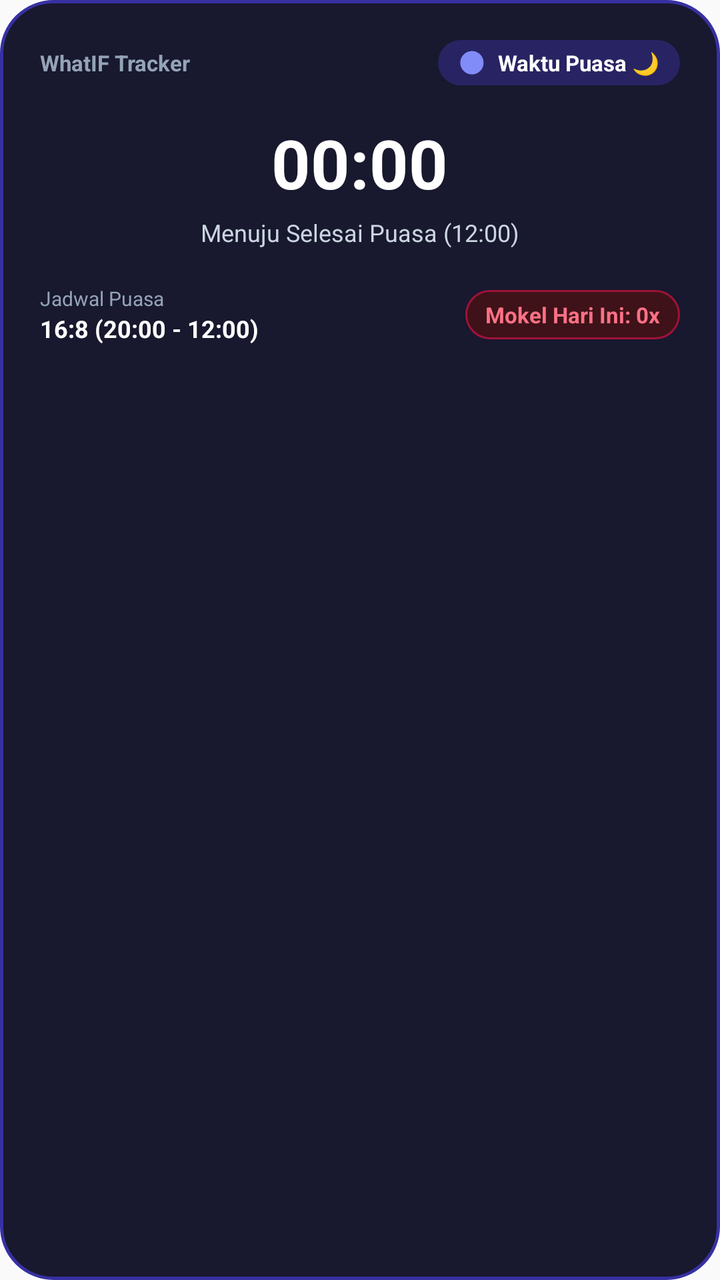
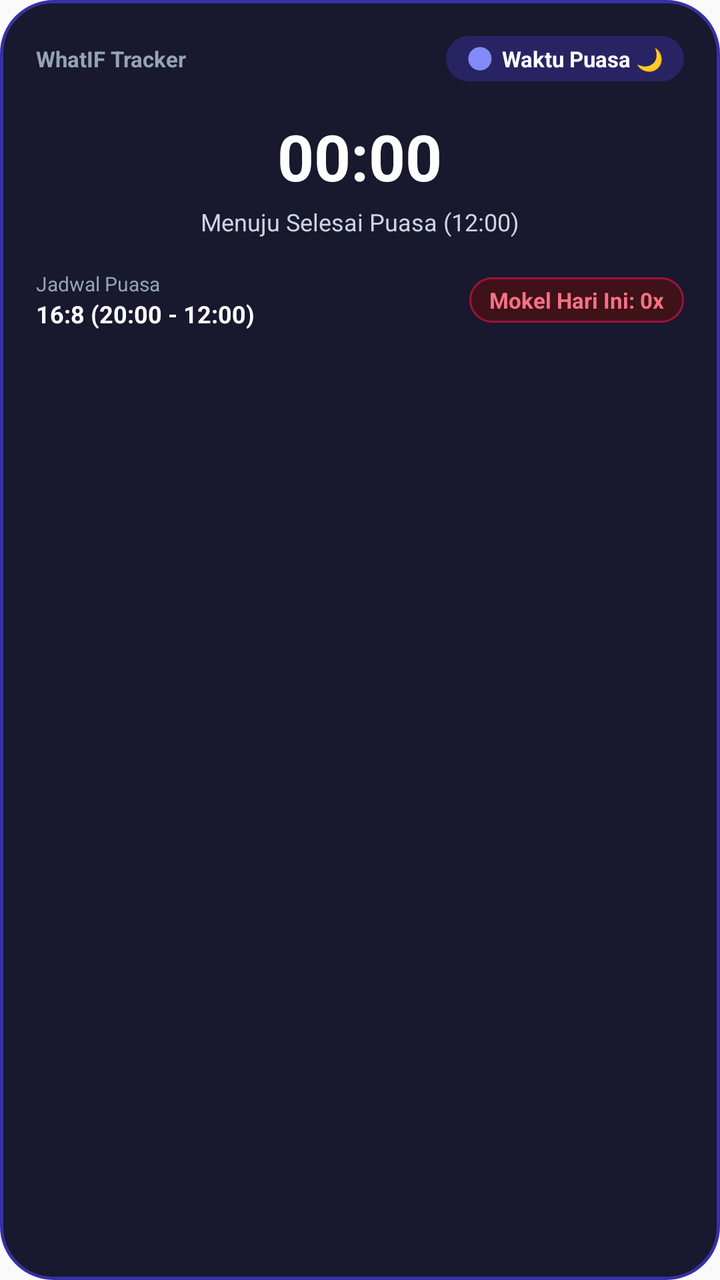

The first picture is an Android layout as it rendered before a commit; the second is the same layout after the commit. The layout source and the unified diff follow.
<!-- AndroidManifest.xml: application theme Theme.WhatIF -->
<!-- res/layout/widget_fasting_3x3.xml -->
<?xml version="1.0" encoding="utf-8"?>
<LinearLayout xmlns:android="http://schemas.android.com/apk/res/android"
    android:id="@+id/widget_root"
    android:layout_width="match_parent"
    android:layout_height="match_parent"
    android:background="@drawable/widget_bg_fasting"
    android:orientation="vertical"
    android:padding="20dp">

    
    <RelativeLayout
        android:layout_width="match_parent"
        android:layout_height="wrap_content">

        <TextView
            android:layout_width="wrap_content"
            android:layout_height="wrap_content"
            android:layout_alignParentStart="true"
            android:layout_centerVertical="true"
            android:text="WhatIF Tracker"
            android:textColor="@color/widget_text_muted"
            android:textSize="11sp"
            android:textStyle="bold" />

        <LinearLayout
            android:id="@+id/widget_chip_container"
            android:layout_width="wrap_content"
            android:layout_height="wrap_content"
            android:layout_alignParentEnd="true"
            android:background="@drawable/widget_chip_fasting"
            android:orientation="horizontal"
            android:gravity="center_vertical"
            android:paddingStart="10dp"
            android:paddingEnd="10dp"
            android:paddingTop="4dp"
            android:paddingBottom="4dp">

            <ImageView
                android:id="@+id/widget_icon"
                android:layout_width="14dp"
                android:layout_height="14dp"
                android:src="@drawable/ic_widget_moon"
                android:contentDescription="@null" />

            <TextView
                android:id="@+id/widget_phase_title"
                android:layout_width="wrap_content"
                android:layout_height="wrap_content"
                android:layout_marginStart="6dp"
                android:text="Waktu Puasa 🌙"
                android:textColor="@color/widget_text_primary"
                android:textSize="11sp"
                android:textStyle="bold" />
        </LinearLayout>
    </RelativeLayout>

    <Space
        android:layout_width="match_parent"
        android:layout_height="16dp" />

    
    <LinearLayout
        android:layout_width="match_parent"
        android:layout_height="wrap_content"
        android:gravity="center"
        android:orientation="vertical">

        <Chronometer
            android:id="@+id/widget_chronometer"
            android:layout_width="wrap_content"
            android:layout_height="wrap_content"
            android:textColor="@color/widget_text_primary"
            android:textSize="34sp"
            android:textStyle="bold" />

        <TextView
            android:id="@+id/widget_countdown_text"
            android:layout_width="wrap_content"
            android:layout_height="wrap_content"
            android:text="00:00:00"
            android:textColor="@color/widget_text_primary"
            android:textSize="34sp"
            android:textStyle="bold"
            android:visibility="gone" />

        <TextView
            android:id="@+id/widget_target_time"
            android:layout_width="wrap_content"
            android:layout_height="wrap_content"
            android:layout_marginTop="4dp"
            android:text="Menuju Selesai Puasa (12:00)"
            android:textColor="@color/widget_text_secondary"
            android:textSize="12sp" />
    </LinearLayout>

    <Space
        android:layout_width="match_parent"
        android:layout_height="18dp" />

    
    <LinearLayout
        android:layout_width="match_parent"
        android:layout_height="wrap_content"
        android:orientation="horizontal"
        android:gravity="center_vertical">

        <LinearLayout
            android:layout_width="0dp"
            android:layout_height="wrap_content"
            android:layout_weight="1"
            android:orientation="vertical">

            <TextView
                android:layout_width="wrap_content"
                android:layout_height="wrap_content"
                android:text="Jadwal Puasa"
                android:textColor="@color/widget_text_muted"
                android:textSize="10sp" />

            <TextView
                android:id="@+id/widget_schedule_info"
                android:layout_width="wrap_content"
                android:layout_height="wrap_content"
                android:text="16:8 (20:00 - 12:00)"
                android:textColor="@color/widget_text_primary"
                android:textSize="12sp"
                android:textStyle="bold" />
        </LinearLayout>

        <TextView
            android:id="@+id/widget_mokel_badge"
            android:layout_width="wrap_content"
            android:layout_height="wrap_content"
            android:background="@drawable/widget_chip_mokel"
            android:paddingStart="10dp"
            android:paddingEnd="10dp"
            android:paddingTop="5dp"
            android:paddingBottom="5dp"
            android:text="Mokel Hari Ini: 0x"
            android:textColor="@color/widget_mokel_text"
            android:textSize="11sp"
            android:textStyle="bold" />
    </LinearLayout>

</LinearLayout>
<!-- resources referenced by this layout -->
<resources>
  <color name="widget_mokel_text">#FB7185</color>
  <color name="widget_text_muted">#94A3B8</color>
  <color name="widget_text_primary">#FFFFFF</color>
  <color name="widget_text_secondary">#CBD5E1</color>
  <!-- drawable ic_widget_moon (drawable) -->
  <vector xmlns:android="http://schemas.android.com/apk/res/android"
      android:width="24dp"
      android:height="24dp"
      android:viewportWidth="24"
      android:viewportHeight="24">
      <path
          android:fillColor="#818CF8"
          android:pathData="M12.3,2a10,10 0 0,0 -1.9,0.18 10,10 0 1,0 11.42,11.42A10,10 0 0,0 12.3,2z" />
  </vector>
  <!-- drawable widget_bg_fasting (drawable) -->
  <?xml version="1.0" encoding="utf-8"?>
  <shape xmlns:android="http://schemas.android.com/apk/res/android"
      android:shape="rectangle">
      <corners android:radius="26dp" />
      <solid android:color="@color/fasting_card_bg" />
      <stroke
          android:width="1.5dp"
          android:color="@color/fasting_card_stroke" />
  </shape>
  <!-- drawable widget_chip_fasting (drawable) -->
  <?xml version="1.0" encoding="utf-8"?>
  <shape xmlns:android="http://schemas.android.com/apk/res/android"
      android:shape="rectangle">
      <corners android:radius="50dp" />
      <solid android:color="@color/fasting_chip_bg" />
  </shape>
  <!-- drawable widget_chip_mokel (drawable) -->
  <?xml version="1.0" encoding="utf-8"?>
  <shape xmlns:android="http://schemas.android.com/apk/res/android"
      android:shape="rectangle">
      <corners android:radius="50dp" />
      <solid android:color="@color/widget_mokel_bg" />
      <stroke
          android:width="1dp"
          android:color="@color/widget_mokel_stroke" />
  </shape>
  <style name="Theme.WhatIF" parent="android:Theme.Material.Light.NoActionBar" />
  <color name="fasting_card_bg">#18182E</color>
  <color name="fasting_card_stroke">#3730A3</color>
  <color name="fasting_chip_bg">#282463</color>
  <color name="widget_mokel_bg">#3E1218</color>
  <color name="widget_mokel_stroke">#9F1239</color>
</resources>

<!-- the commit's change to res/layout/widget_fasting_3x3.xml (unified diff, before → after) -->
@@ -5,7 +5,7 @@
     android:layout_height="match_parent"
     android:background="@drawable/widget_bg_fasting"
     android:orientation="vertical"
-    android:padding="20dp">
+    android:padding="18dp">
 
     
     <RelativeLayout
@@ -17,6 +17,7 @@
             android:layout_height="wrap_content"
             android:layout_alignParentStart="true"
             android:layout_centerVertical="true"
+            android:singleLine="true"
             android:text="WhatIF Tracker"
             android:textColor="@color/widget_text_muted"
             android:textSize="11sp"
@@ -28,8 +29,8 @@
             android:layout_height="wrap_content"
             android:layout_alignParentEnd="true"
             android:background="@drawable/widget_chip_fasting"
+            android:gravity="center_vertical"
             android:orientation="horizontal"
-            android:gravity="center_vertical"
             android:paddingStart="10dp"
             android:paddingEnd="10dp"
             android:paddingTop="4dp"
@@ -39,14 +40,15 @@
                 android:id="@+id/widget_icon"
                 android:layout_width="14dp"
                 android:layout_height="14dp"
-                android:src="@drawable/ic_widget_moon"
-                android:contentDescription="@null" />
+                android:contentDescription="@null"
+                android:src="@drawable/ic_widget_moon" />
 
             <TextView
                 android:id="@+id/widget_phase_title"
                 android:layout_width="wrap_content"
                 android:layout_height="wrap_content"
-                android:layout_marginStart="6dp"
+                android:layout_marginStart="4dp"
+                android:singleLine="true"
                 android:text="Waktu Puasa 🌙"
                 android:textColor="@color/widget_text_primary"
                 android:textSize="11sp"
@@ -54,14 +56,11 @@
         </LinearLayout>
     </RelativeLayout>
 
-    <Space
-        android:layout_width="match_parent"
-        android:layout_height="16dp" />
-
     
     <LinearLayout
         android:layout_width="match_parent"
         android:layout_height="wrap_content"
+        android:layout_marginTop="16dp"
         android:gravity="center"
         android:orientation="vertical">
 
@@ -69,17 +68,19 @@
             android:id="@+id/widget_chronometer"
             android:layout_width="wrap_content"
             android:layout_height="wrap_content"
+            android:singleLine="true"
             android:textColor="@color/widget_text_primary"
-            android:textSize="34sp"
+            android:textSize="32sp"
             android:textStyle="bold" />
 
         <TextView
             android:id="@+id/widget_countdown_text"
             android:layout_width="wrap_content"
             android:layout_height="wrap_content"
+            android:singleLine="true"
             android:text="00:00:00"
             android:textColor="@color/widget_text_primary"
-            android:textSize="34sp"
+            android:textSize="32sp"
             android:textStyle="bold"
             android:visibility="gone" />
 
@@ -87,22 +88,20 @@
             android:id="@+id/widget_target_time"
             android:layout_width="wrap_content"
             android:layout_height="wrap_content"
-            android:layout_marginTop="4dp"
+            android:layout_marginTop="3dp"
+            android:singleLine="true"
             android:text="Menuju Selesai Puasa (12:00)"
             android:textColor="@color/widget_text_secondary"
             android:textSize="12sp" />
     </LinearLayout>
 
-    <Space
-        android:layout_width="match_parent"
-        android:layout_height="18dp" />
-
     
     <LinearLayout
         android:layout_width="match_parent"
         android:layout_height="wrap_content"
-        android:orientation="horizontal"
-        android:gravity="center_vertical">
+        android:layout_marginTop="16dp"
+        android:gravity="center_vertical"
+        android:orientation="horizontal">
 
         <LinearLayout
             android:layout_width="0dp"
@@ -113,6 +112,7 @@
             <TextView
                 android:layout_width="wrap_content"
                 android:layout_height="wrap_content"
+                android:singleLine="true"
                 android:text="Jadwal Puasa"
                 android:textColor="@color/widget_text_muted"
                 android:textSize="10sp" />
@@ -121,6 +121,7 @@
                 android:id="@+id/widget_schedule_info"
                 android:layout_width="wrap_content"
                 android:layout_height="wrap_content"
+                android:singleLine="true"
                 android:text="16:8 (20:00 - 12:00)"
                 android:textColor="@color/widget_text_primary"
                 android:textSize="12sp"
@@ -134,8 +135,9 @@
             android:background="@drawable/widget_chip_mokel"
             android:paddingStart="10dp"
             android:paddingEnd="10dp"
-            android:paddingTop="5dp"
-            android:paddingBottom="5dp"
+            android:paddingTop="4dp"
+            android:paddingBottom="4dp"
+            android:singleLine="true"
             android:text="Mokel Hari Ini: 0x"
             android:textColor="@color/widget_mokel_text"
             android:textSize="11sp"
